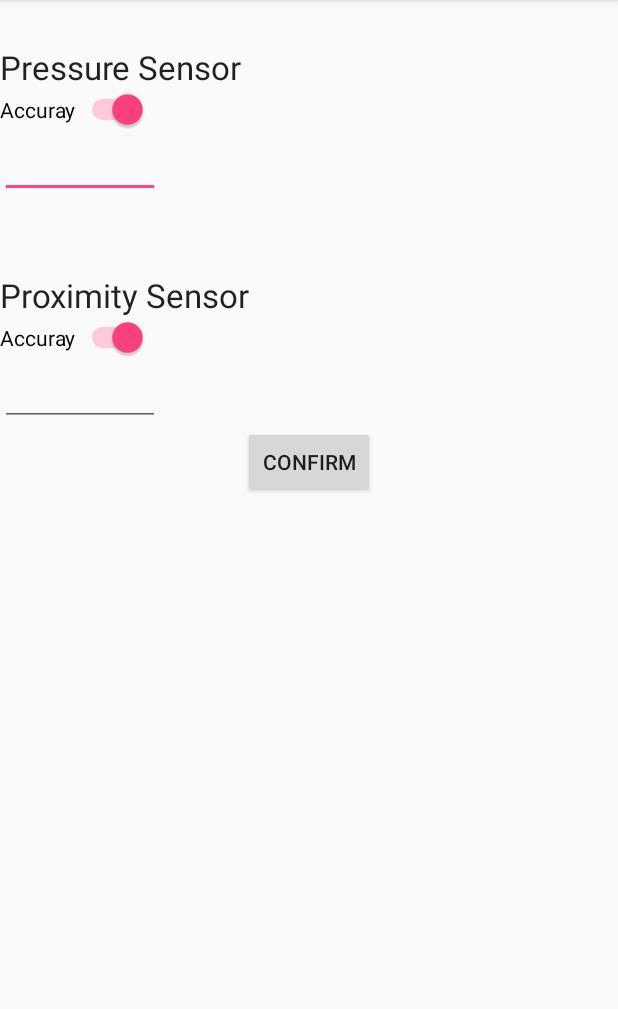
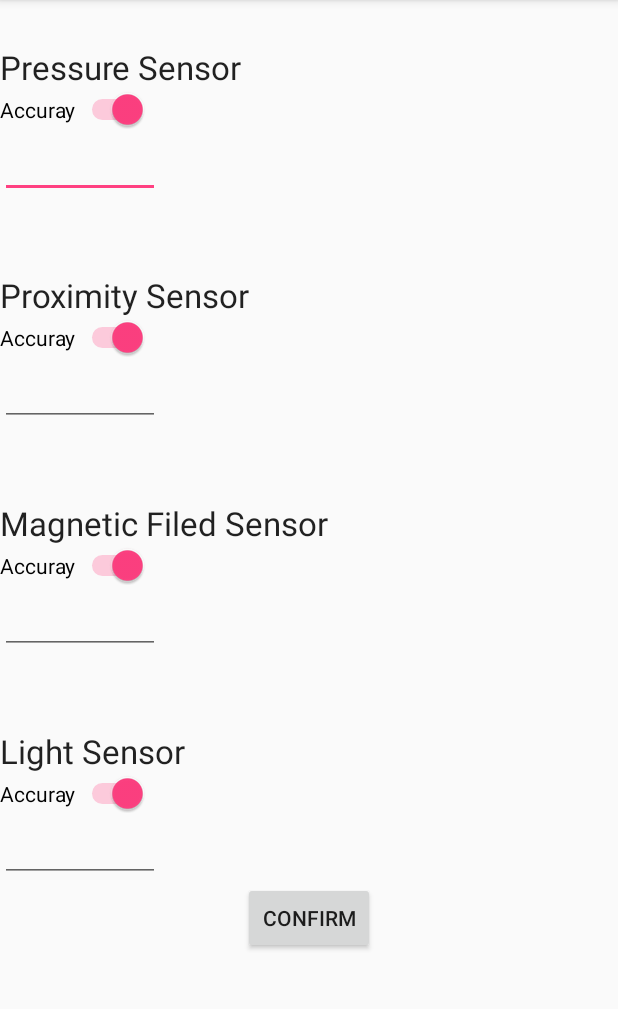
Before and after one commit to geeksean/Timo, an Android app: the screen it shows after launch (SensorActivity), after a tap on "Timo", on a phone screen of 412 x 824 dp, the part 84-1093 px from its top. Run offline under Robolectric (Android 15) with nearby library versions, the phone set to English and light mode, and no system bars.

Commit message:
light and magnetic added

```diff
--- a/app/src/main/java/timo/cmu/com/timo/activities/SensorActivity.java
+++ b/app/src/main/java/timo/cmu/com/timo/activities/SensorActivity.java
@@ -56,14 +56,25 @@ public class SensorActivity extends AppCompatActivity {
         sensorAccessSettings[Sensor.TYPE_PROXIMITY] = new SensorAccessSetting("Proximity", true, false, 0);
         update(Sensor.TYPE_PROXIMITY);
 
+        // magnetic sensor
+        switches[Sensor.TYPE_MAGNETIC_FIELD] = (Switch) this.findViewById(R.id.accuracy_switch_3);
+        textViews[Sensor.TYPE_MAGNETIC_FIELD] = (TextView) this.findViewById(R.id.freq_min3);
+        sensorAccessSettings[Sensor.TYPE_MAGNETIC_FIELD] = new SensorAccessSetting("Magnetic", true, false, 0);
+        update(Sensor.TYPE_MAGNETIC_FIELD);
 
-
+        // light sensor
+        switches[Sensor.TYPE_LIGHT] = (Switch) this.findViewById(R.id.accuracy_switch_4);
+        textViews[Sensor.TYPE_LIGHT] = (TextView) this.findViewById(R.id.freq_min4);
+        sensorAccessSettings[Sensor.TYPE_LIGHT] = new SensorAccessSetting("Light", true, false, 0);
+        update(Sensor.TYPE_LIGHT);
 
         confirmButton.setOnClickListener(new View.OnClickListener() {
             @Override
             public void onClick(View v) {
                 Toast.makeText(SensorActivity.this, sensorAccessSettings[Sensor.TYPE_PRESSURE].toString() + "\n" +
-                        sensorAccessSettings[Sensor.TYPE_PROXIMITY].toString(), Toast.LENGTH_SHORT).show();
+                        sensorAccessSettings[Sensor.TYPE_PROXIMITY].toString() + "\n" +
+                        sensorAccessSettings[Sensor.TYPE_MAGNETIC_FIELD].toString() + "\n" +
+                        sensorAccessSettings[Sensor.TYPE_LIGHT].toString(), Toast.LENGTH_SHORT).show();
 
                 SharedPreferences sh = mContext.getSharedPreferences(pkgName+"_prefs", Context.MODE_WORLD_READABLE);
                 SharedPreferences.Editor editor = sh.edit();
--- a/app/src/main/res/layout/activity_sensor.xml
+++ b/app/src/main/res/layout/activity_sensor.xml
@@ -1,56 +1,112 @@
 <?xml version="1.0" encoding="utf-8"?>
 <LinearLayout xmlns:android="http://schemas.android.com/apk/res/android"
-    android:orientation="vertical" android:layout_width="match_parent"
-    android:layout_height="match_parent">
+    android:layout_width="match_parent"
+    android:layout_height="wrap_content"
+    android:orientation="vertical">
+
+    <ScrollView
+        android:layout_width="match_parent"
+        android:layout_height="wrap_content">
+
+        <LinearLayout
+            android:layout_width="match_parent"
+            android:layout_height="wrap_content"
+            android:orientation="vertical">
 
             <TextView
+                android:id="@+id/textView"
                 android:layout_width="wrap_content"
                 android:layout_height="wrap_content"
-    android:textAppearance="?android:attr/textAppearanceLarge"
+                android:layout_marginTop="30dp"
                 android:text="Pressure Sensor"
-    android:id="@+id/textView"
-    android:layout_marginTop="30dp"/>
+                android:textAppearance="?android:attr/textAppearanceLarge" />
 
             <Switch
+                android:id="@+id/accuracy_switch_1"
                 android:layout_width="wrap_content"
                 android:layout_height="wrap_content"
-        android:text="Accuray"
-        android:id="@+id/accuracy_switch_1"
-        android:checked="true" />
+                android:checked="true"
+                android:text="Accuray" />
 
             <EditText
+                android:id="@+id/freq_min1"
                 android:layout_width="wrap_content"
                 android:layout_height="wrap_content"
-        android:inputType="number"
                 android:ems="5"
-        android:id="@+id/freq_min1" />
+                android:inputType="number" />
 
             <TextView
+                android:id="@+id/textView1"
                 android:layout_width="wrap_content"
                 android:layout_height="wrap_content"
-        android:textAppearance="?android:attr/textAppearanceLarge"
+                android:layout_marginTop="50dp"
                 android:text="Proximity Sensor"
-        android:id="@+id/textView1"
-        android:layout_marginTop="50dp"/>
+                android:textAppearance="?android:attr/textAppearanceLarge" />
 
             <Switch
+                android:id="@+id/accuracy_switch_2"
                 android:layout_width="wrap_content"
                 android:layout_height="wrap_content"
-        android:text="Accuray"
-        android:id="@+id/accuracy_switch_2"
-        android:checked="true" />
+                android:checked="true"
+                android:text="Accuray" />
 
             <EditText
+                android:id="@+id/freq_min2"
                 android:layout_width="wrap_content"
                 android:layout_height="wrap_content"
-        android:inputType="number"
                 android:ems="5"
-        android:id="@+id/freq_min2" />
+                android:inputType="number" />
+
+            <TextView
+                android:id="@+id/textView2"
+                android:layout_width="wrap_content"
+                android:layout_height="wrap_content"
+                android:layout_marginTop="50dp"
+                android:text="Magnetic Filed Sensor"
+                android:textAppearance="?android:attr/textAppearanceLarge" />
+
+            <Switch
+                android:id="@+id/accuracy_switch_3"
+                android:layout_width="wrap_content"
+                android:layout_height="wrap_content"
+                android:checked="true"
+                android:text="Accuray" />
+
+            <EditText
+                android:id="@+id/freq_min3"
+                android:layout_width="wrap_content"
+                android:layout_height="wrap_content"
+                android:ems="5"
+                android:inputType="number" />
+
+            <TextView
+                android:id="@+id/textView3"
+                android:layout_width="wrap_content"
+                android:layout_height="wrap_content"
+                android:layout_marginTop="50dp"
+                android:text="Light Sensor"
+                android:textAppearance="?android:attr/textAppearanceLarge" />
+
+            <Switch
+                android:id="@+id/accuracy_switch_4"
+                android:layout_width="wrap_content"
+                android:layout_height="wrap_content"
+                android:checked="true"
+                android:text="Accuray" />
+
+            <EditText
+                android:id="@+id/freq_min4"
+                android:layout_width="wrap_content"
+                android:layout_height="wrap_content"
+                android:ems="5"
+                android:inputType="number" />
 
             <Button
+                android:id="@+id/button"
                 android:layout_width="wrap_content"
                 android:layout_height="wrap_content"
-        android:text="confirm"
-        android:id="@+id/button"
-        android:layout_gravity="center_horizontal" />
+                android:layout_gravity="center_horizontal"
+                android:text="confirm" />
         </LinearLayout>
+    </ScrollView>
+</LinearLayout>
```
Also changed, not shown: 1 other file. Lines whose indentation alone changed are shown as unchanged.
